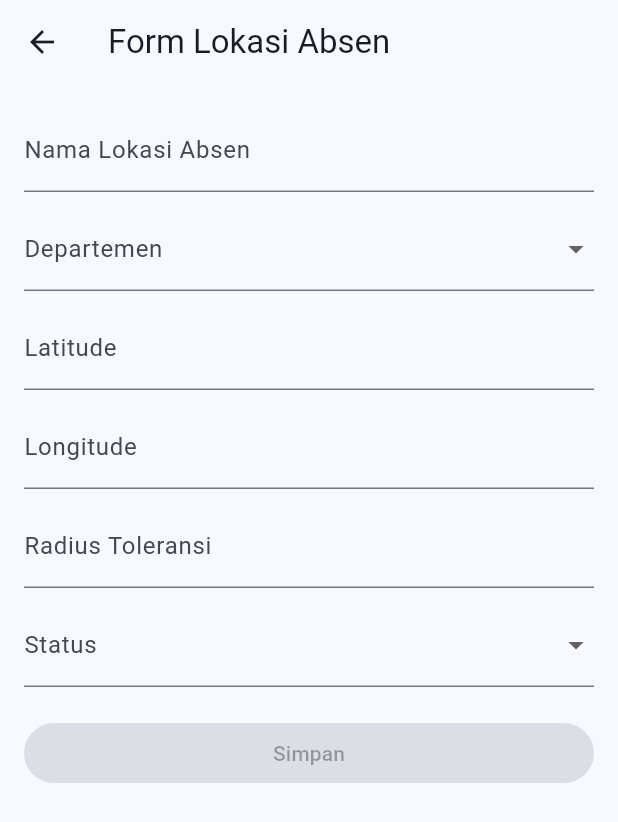
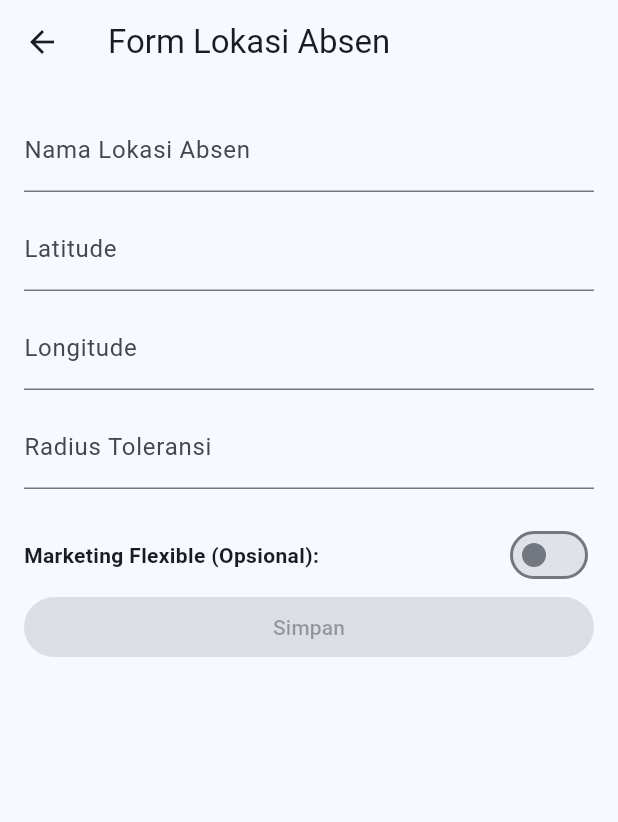
Before and after one commit to josuastg/attendance_face_recognition, a Flutter app: the FormLokasiAbsenScreen screen opened by its route, on a phone screen of 412 x 824 dp. Shown: the top 822 px of the screen. Run offline on Flutter 3.47's test engine with Material 3 defaults, Android fonts, the phone set to English and light mode, and no system bars; our stand-ins replace camera, cloud_firestore, firebase_auth, firebase_core, geolocator, open_file; missing offline and left inert: excel; accounts and stored records are empty; Roboto replaces fonts that are missing (Poppins).

Commit message:
fixing setting location and export file

```diff
--- a/lib/screens/admin/attendance_history/detailattendance.dart
+++ b/lib/screens/admin/attendance_history/detailattendance.dart
@@ -18,9 +18,9 @@ class DetailAttendanceScreen extends StatelessWidget {
     final snapshot = await FirebaseFirestore.instance
         .collection('absensi')
         .where('user_id', isEqualTo: userId)
-        .where('date', isGreaterThanOrEqualTo: Timestamp.fromDate(startDate))
-        .where('date', isLessThanOrEqualTo: Timestamp.fromDate(now))
-        .orderBy('date')
+        .where('time', isGreaterThanOrEqualTo: Timestamp.fromDate(startDate))
+        .where('time', isLessThanOrEqualTo: Timestamp.fromDate(now))
+        .orderBy('time')
         .get();
 
     return snapshot.docs.map((doc) => doc.data()).toList();
--- a/lib/screens/admin/location/registerlokasiabsen.dart
+++ b/lib/screens/admin/location/registerlokasiabsen.dart
@@ -16,34 +16,13 @@ class _FormLokasiAbsenScreenState extends State<FormLokasiAbsenScreen> {
   final TextEditingController _longitudeController = TextEditingController();
   final TextEditingController _radiusController = TextEditingController();
 
-  String? _selectedDepartemen;
-  String? _selectedStatus;
-
   bool _isLoading = false;
-
-  final List<String> departemenOptions = [
-    "All",
-    'Accounting',
-    'Engineering',
-    'HRD',
-    'MIS',
-    'Marketing',
-    'PPIC',
-    'Produksi',
-    'Purchasing',
-    'QA',
-    'Others',
-  ];
-
-  final List<String> statusOptions = ['Active', 'Inactive'];
-
+  bool marketingFlexible = false;
   bool _isFormValid() {
     return _namaLokasiController.text.isNotEmpty &&
         _latitudeController.text.isNotEmpty &&
         _longitudeController.text.isNotEmpty &&
         _radiusController.text.isNotEmpty &&
-        _selectedDepartemen != null &&
-        _selectedStatus != null &&
         longitudeErrorText == null &&
         latitudeErrorText == null;
   }
@@ -57,7 +36,8 @@ class _FormLokasiAbsenScreenState extends State<FormLokasiAbsenScreen> {
       if (value.isEmpty) {
         latitudeErrorText = 'Latitude wajib diisi';
       } else if (!regex.hasMatch(value)) {
-        latitudeErrorText = 'Format latitude tidak valid, contoh : -6.1751 atau +90';
+        latitudeErrorText =
+            'Format latitude tidak valid, contoh : -6.1751 atau +90';
       } else {
         latitudeErrorText = null;
       }
@@ -70,7 +50,8 @@ class _FormLokasiAbsenScreenState extends State<FormLokasiAbsenScreen> {
       if (value.isEmpty) {
         longitudeErrorText = 'Longitude wajib diisi';
       } else if (!regex.hasMatch(value)) {
-        longitudeErrorText = 'Format longitude tidak valid, contoh : -6.1751 atau +90';
+        longitudeErrorText =
+            'Format longitude tidak valid, contoh : -6.1751 atau +90';
       } else {
         longitudeErrorText = null;
       }
@@ -81,32 +62,42 @@ class _FormLokasiAbsenScreenState extends State<FormLokasiAbsenScreen> {
     if (!_formKey.currentState!.validate()) return;
 
     setState(() => _isLoading = true);
-    final user = FirebaseAuth.instance.currentUser;
 
     try {
-      await FirebaseFirestore.instance.collection('lokasi_absen').add({
-        'id': user?.uid,
+      final ref = await FirebaseFirestore.instance
+          .collection('lokasi_absen')
+          .add({
             'nama_lokasi': _namaLokasiController.text.trim(),
-        'departemen': _selectedDepartemen,
             'latitude': _latitudeController.text.trim(),
             'longitude': _longitudeController.text.trim(),
-        'radius': _radiusController.text.trim(),
-        'status': _selectedStatus,
+            'radius': int.parse(_radiusController.text.trim()),
             'created_at': Timestamp.now(),
+            'marketing_flexible': marketingFlexible,
           });
-
-      ScaffoldMessenger.of(context).showSnackBar(
-        const SnackBar(content: Text('Lokasi absen berhasil disimpan.')),
+      await ref.set({'id': ref.id}, SetOptions(merge: true));
+      showDialog(
+        context: context,
+        builder: (context) => AlertDialog(
+          title: const Text('Lokasi absen berhasil disimpan.'),
+          actions: [
+            TextButton(
+              onPressed: () {
+                Navigator.pop(context);
+                Navigator.pushReplacementNamed(context, '/listlokasi');
+              },
+              child: const Text('OK'),
+            ),
+          ],
+        ),
       );
+      ScaffoldMessenger.of(
+        context,
+      ).showSnackBar(const SnackBar(content: Text('')));
 
       _namaLokasiController.clear();
       _latitudeController.clear();
       _longitudeController.clear();
       _radiusController.clear();
-      setState(() {
-        _selectedDepartemen = null;
-        _selectedStatus = null;
-      });
     } catch (e) {
       ScaffoldMessenger.of(
         context,
@@ -134,24 +125,6 @@ class _FormLokasiAbsenScreenState extends State<FormLokasiAbsenScreen> {
                 ),
                 validator: (value) =>
                     value!.isEmpty ? 'Nama lokasi wajib diisi' : null,
-              ),
-              const SizedBox(height: 10),
-              DropdownButtonFormField<String>(
-                value: _selectedDepartemen,
-                decoration: const InputDecoration(labelText: 'Departemen'),
-                items: departemenOptions.map((String value) {
-                  return DropdownMenuItem<String>(
-                    value: value,
-                    child: Text(value),
-                  );
-                }).toList(),
-                onChanged: (value) {
-                  setState(() {
-                    _selectedDepartemen = value;
-                  });
-                },
-                validator: (value) =>
-                    value == null ? 'Departemen wajib dipilih' : null,
               ),
               const SizedBox(height: 10),
               TextFormField(
@@ -184,25 +157,25 @@ class _FormLokasiAbsenScreenState extends State<FormLokasiAbsenScreen> {
                 validator: (value) =>
                     value!.isEmpty ? 'Radius wajib diisi' : null,
               ),
-              const SizedBox(height: 10),
-              DropdownButtonFormField<String>(
-                value: _selectedStatus,
-                decoration: const InputDecoration(labelText: 'Status'),
-                items: statusOptions.map((String value) {
-                  return DropdownMenuItem<String>(
-                    value: value,
-                    child: Text(value),
-                  );
-                }).toList(),
-                onChanged: (value) {
+              const SizedBox(height: 20),
+              Row(
+                mainAxisAlignment: MainAxisAlignment.spaceBetween,
+                children: [
+                  const Text(
+                    'Marketing Flexible (Opsional):',
+                    style: TextStyle(fontWeight: FontWeight.bold, fontSize: 14),
+                  ),
+                  Switch(
+                    value: marketingFlexible,
+                    onChanged: (value) async {
                       setState(() {
-                    _selectedStatus = value;
+                        marketingFlexible = value;
                       });
+                      // Tidak perlu setState(), StreamBuilder akan rebuild sendiri
                     },
-                validator: (value) =>
-                    value == null ? 'Status wajib dipilih' : null,
                   ),
-              const SizedBox(height: 20),
+                ],
+              ),
               ElevatedButton(
                 onPressed: _isFormValid() ? _submitForm : null,
                 child: _isLoading
```
Also changed, not shown: lib/screens/admin/attendance_history/attendancelist.dart (+59 -33 lines), lib/screens/admin/location/listlokasiabsen.dart (+127 -66 lines). Lines whose indentation alone changed are shown as unchanged.
